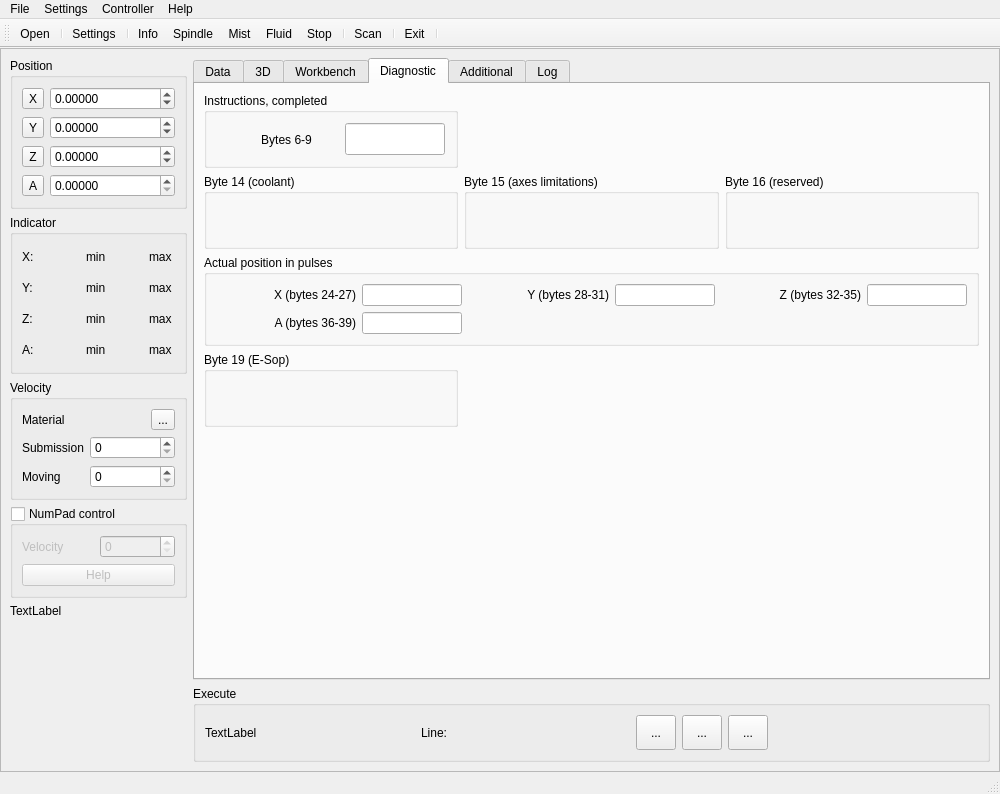
Above: sources/forms/MainWindow.ui from eduard-x/cnc-qt before the change. Below: the same form after it.
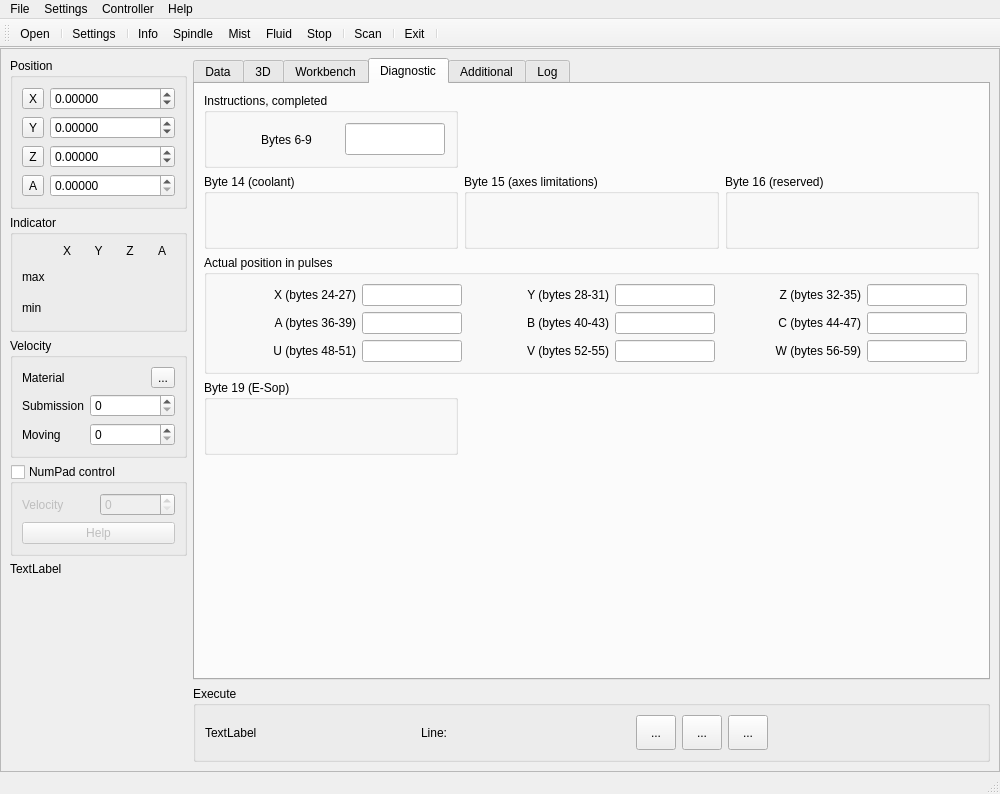
That is the form after the change. The open tabs and pages were chosen to show the change. Icons and pictures are not drawn.

```diff
--- a/sources/forms/MainWindow.ui
+++ b/sources/forms/MainWindow.ui
@@ -157,109 +157,17 @@
             <string>Indicator</string>
            </property>
            <layout class="QGridLayout" name="gridLayout_3">
-            <item row="0" column="0">
-             <widget class="QLabel" name="label_14">
-              <property name="text">
-               <string>X:</string>
-              </property>
-             </widget>
-            </item>
-            <item row="0" column="3">
-             <widget class="QLabel" name="labelMinX">
-              <property name="text">
-               <string>min</string>
-              </property>
-             </widget>
-            </item>
-            <item row="0" column="5">
-             <widget class="QLabel" name="labelMaxX">
-              <property name="text">
-               <string>max</string>
-              </property>
-             </widget>
-            </item>
-            <item row="1" column="0">
-             <widget class="QLabel" name="label_15">
-              <property name="text">
-               <string>Y:</string>
-              </property>
-             </widget>
-            </item>
-            <item row="1" column="3">
-             <widget class="QLabel" name="labelMinY">
-              <property name="text">
-               <string>min</string>
-              </property>
-             </widget>
-            </item>
-            <item row="1" column="5">
-             <widget class="QLabel" name="labelMaxY">
-              <property name="text">
-               <string>max</string>
-              </property>
-             </widget>
-            </item>
-            <item row="2" column="0">
-             <widget class="QLabel" name="label_16">
-              <property name="text">
-               <string>Z:</string>
-              </property>
-             </widget>
-            </item>
-            <item row="2" column="3">
-             <widget class="QLabel" name="labelMinZ">
-              <property name="text">
-               <string>min</string>
-              </property>
-             </widget>
-            </item>
-            <item row="2" column="5">
-             <widget class="QLabel" name="labelMaxZ">
-              <property name="text">
-               <string>max</string>
-              </property>
-             </widget>
-            </item>
-            <item row="0" column="2">
-             <widget class="QLabel" name="minXLED">
-              <property name="minimumSize">
-               <size>
-                <width>25</width>
-                <height>25</height>
-               </size>
-              </property>
-              <property name="text">
-               <string/>
-              </property>
-             </widget>
-            </item>
             <item row="0" column="4">
-             <widget class="QLabel" name="maxXLED">
-              <property name="minimumSize">
-               <size>
-                <width>25</width>
-                <height>25</height>
-               </size>
-              </property>
+             <widget class="QLabel" name="label_16">
               <property name="text">
-               <string/>
+               <string>Z</string>
+              </property>
+              <property name="alignment">
+               <set>Qt::AlignCenter</set>
               </property>
              </widget>
             </item>
             <item row="1" column="2">
-             <widget class="QLabel" name="minYLED">
-              <property name="minimumSize">
-               <size>
-                <width>25</width>
-                <height>25</height>
-               </size>
-              </property>
-              <property name="text">
-               <string/>
-              </property>
-             </widget>
-            </item>
-            <item row="1" column="4">
              <widget class="QLabel" name="maxYLED">
               <property name="minimumSize">
                <size>
@@ -272,21 +180,8 @@
               </property>
              </widget>
             </item>
-            <item row="2" column="2">
-             <widget class="QLabel" name="minZLED">
-              <property name="minimumSize">
-               <size>
-                <width>25</width>
-                <height>25</height>
-               </size>
-              </property>
-              <property name="text">
-               <string/>
-              </property>
-             </widget>
-            </item>
             <item row="2" column="4">
-             <widget class="QLabel" name="maxZLED">
+             <widget class="QLabel" name="minZLED">
               <property name="minimumSize">
                <size>
                 <width>25</width>
@@ -298,15 +193,35 @@
               </property>
              </widget>
             </item>
-            <item row="3" column="0">
+            <item row="2" column="0">
+             <widget class="QLabel" name="labelMinX">
+              <property name="text">
+               <string>min</string>
+              </property>
+             </widget>
+            </item>
+            <item row="0" column="6">
              <widget class="QLabel" name="label">
               <property name="text">
-               <string>A:</string>
+               <string>A</string>
               </property>
+              <property name="alignment">
+               <set>Qt::AlignCenter</set>
+              </property>
              </widget>
             </item>
-            <item row="3" column="2">
-             <widget class="QLabel" name="minALED">
+            <item row="0" column="2">
+             <widget class="QLabel" name="label_15">
+              <property name="text">
+               <string>Y</string>
+              </property>
+              <property name="alignment">
+               <set>Qt::AlignCenter</set>
+              </property>
+             </widget>
+            </item>
+            <item row="1" column="4">
+             <widget class="QLabel" name="maxZLED">
               <property name="minimumSize">
                <size>
                 <width>25</width>
@@ -318,14 +233,7 @@
               </property>
              </widget>
             </item>
-            <item row="3" column="3">
-             <widget class="QLabel" name="labelMinA">
-              <property name="text">
-               <string>min</string>
-              </property>
-             </widget>
-            </item>
-            <item row="3" column="4">
+            <item row="1" column="6">
              <widget class="QLabel" name="maxALED">
               <property name="minimumSize">
                <size>
@@ -338,13 +246,75 @@
               </property>
              </widget>
             </item>
-            <item row="3" column="5">
-             <widget class="QLabel" name="labelMaxA">
+            <item row="0" column="1">
+             <widget class="QLabel" name="label_14">
+              <property name="text">
+               <string>X</string>
+              </property>
+              <property name="alignment">
+               <set>Qt::AlignCenter</set>
+              </property>
+             </widget>
+            </item>
+            <item row="2" column="6">
+             <widget class="QLabel" name="minALED">
+              <property name="minimumSize">
+               <size>
+                <width>25</width>
+                <height>25</height>
+               </size>
+              </property>
+              <property name="text">
+               <string/>
+              </property>
+             </widget>
+            </item>
+            <item row="1" column="0">
+             <widget class="QLabel" name="labelMaxX">
               <property name="text">
                <string>max</string>
               </property>
              </widget>
             </item>
+            <item row="2" column="2">
+             <widget class="QLabel" name="minYLED">
+              <property name="minimumSize">
+               <size>
+                <width>25</width>
+                <height>25</height>
+               </size>
+              </property>
+              <property name="text">
+               <string/>
+              </property>
+             </widget>
+            </item>
+            <item row="1" column="1">
+             <widget class="QLabel" name="maxXLED">
+              <property name="minimumSize">
+               <size>
+                <width>25</width>
+                <height>25</height>
+               </size>
+              </property>
+              <property name="text">
+               <string/>
+              </property>
+             </widget>
+            </item>
+            <item row="2" column="1">
+             <widget class="QLabel" name="minXLED">
+              <property name="minimumSize">
+               <size>
+                <width>25</width>
+                <height>25</height>
+               </size>
+              </property>
+              <property name="text">
+               <string/>
+              </property>
+             </widget>
+            </item>
            </layout>
           </widget>
          </item>
@@ -1526,6 +1496,136 @@
                   </property>
                  </widget>
                 </item>
+                <item row="1" column="2">
+                 <widget class="QLabel" name="label_12">
+                  <property name="text">
+                   <string>B (bytes 40-43)</string>
+                  </property>
+                  <property name="alignment">
+                   <set>Qt::AlignRight|Qt::AlignTrailing|Qt::AlignVCenter</set>
+                  </property>
+                 </widget>
+                </item>
+                <item row="1" column="4">
+                 <widget class="QLabel" name="label_13">
+                  <property name="text">
+                   <string>C (bytes 44-47)</string>
+                  </property>
+                  <property name="alignment">
+                   <set>Qt::AlignRight|Qt::AlignTrailing|Qt::AlignVCenter</set>
+                  </property>
+                 </widget>
+                </item>
+                <item row="2" column="0">
+                 <widget class="QLabel" name="label_17">
+                  <property name="text">
+                   <string>U (bytes 48-51)</string>
+                  </property>
+                  <property name="alignment">
+                   <set>Qt::AlignRight|Qt::AlignTrailing|Qt::AlignVCenter</set>
+                  </property>
+                 </widget>
+                </item>
+                <item row="2" column="2">
+                 <widget class="QLabel" name="label_19">
+                  <property name="text">
+                   <string>V (bytes 52-55)</string>
+                  </property>
+                  <property name="alignment">
+                   <set>Qt::AlignRight|Qt::AlignTrailing|Qt::AlignVCenter</set>
+                  </property>
+                 </widget>
+                </item>
+                <item row="2" column="4">
+                 <widget class="QLabel" name="label_21">
+                  <property name="text">
+                   <string>W (bytes 56-59)</string>
+                  </property>
+                  <property name="alignment">
+                   <set>Qt::AlignRight|Qt::AlignTrailing|Qt::AlignVCenter</set>
+                  </property>
+                 </widget>
+                </item>
+                <item row="2" column="1">
+                 <widget class="QLineEdit" name="lineUpulses">
+                  <property name="minimumSize">
+                   <size>
+                    <width>75</width>
+                    <height>0</height>
+                   </size>
+                  </property>
+                  <property name="maximumSize">
+                   <size>
+                    <width>100</width>
+                    <height>16777215</height>
+                   </size>
+                  </property>
+                 </widget>
+                </item>
+                <item row="2" column="3">
+                 <widget class="QLineEdit" name="lineVpulses">
+                  <property name="minimumSize">
+                   <size>
+                    <width>75</width>
+                    <height>0</height>
+                   </size>
+                  </property>
+                  <property name="maximumSize">
+                   <size>
+                    <width>100</width>
+                    <height>16777215</height>
+                   </size>
+                  </property>
+                 </widget>
+                </item>
+                <item row="2" column="5">
+                 <widget class="QLineEdit" name="lineWpulses">
+                  <property name="minimumSize">
+                   <size>
+                    <width>75</width>
+                    <height>0</height>
+                   </size>
+                  </property>
+                  <property name="maximumSize">
+                   <size>
+                    <width>100</width>
+                    <height>16777215</height>
+                   </size>
+                  </property>
+                 </widget>
+                </item>
+                <item row="1" column="3">
+                 <widget class="QLineEdit" name="lineBpulses">
+                  <property name="minimumSize">
+                   <size>
+                    <width>75</width>
+                    <height>0</height>
+                   </size>
+                  </property>
+                  <property name="maximumSize">
+                   <size>
+                    <width>100</width>
+                    <height>16777215</height>
+                   </size>
+                  </property>
+                 </widget>
+                </item>
+                <item row="1" column="5">
+                 <widget class="QLineEdit" name="lineCpulses">
+                  <property name="minimumSize">
+                   <size>
+                    <width>75</width>
+                    <height>0</height>
+                   </size>
+                  </property>
+                  <property name="maximumSize">
+                   <size>
+                    <width>100</width>
+                    <height>16777215</height>
+                   </size>
+                  </property>
+                 </widget>
+                </item>
                </layout>
               </widget>
              </item>
```
Left out of the diff: 18 changed lines with no effect on the pictures.
